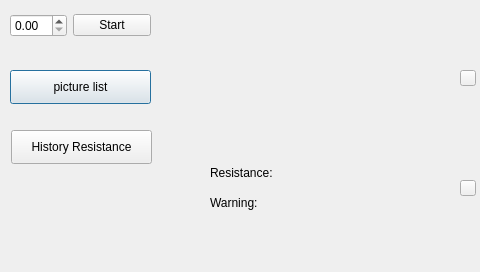
SuperbusyMuxiaolin/exp, file qt1.ui: the form before one commit.
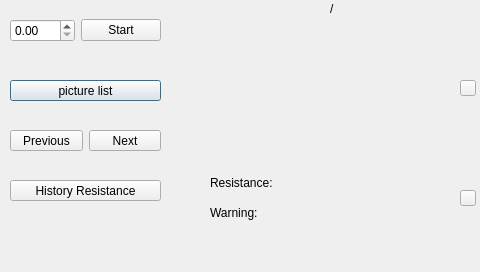
The form after the commit.

Commit message: 加入prev和next

```diff
--- a/qt1.ui
+++ b/qt1.ui
@@ -16,7 +16,7 @@
   <widget class="QLabel" name="lb_time">
    <property name="geometry">
     <rect>
-     <x>140</x>
+     <x>10</x>
      <y>220</y>
      <width>191</width>
      <height>20</height>
@@ -30,7 +30,7 @@
    <property name="geometry">
     <rect>
      <x>210</x>
-     <y>10</y>
+     <y>20</y>
      <width>241</width>
      <height>131</height>
     </rect>
@@ -43,9 +43,9 @@
    <property name="geometry">
     <rect>
      <x>10</x>
-     <y>70</y>
-     <width>141</width>
-     <height>34</height>
+     <y>80</y>
+     <width>151</width>
+     <height>21</height>
     </rect>
    </property>
    <property name="text">
@@ -55,10 +55,10 @@
   <widget class="QPushButton" name="ResistorButton">
    <property name="geometry">
     <rect>
-     <x>11</x>
-     <y>130</y>
-     <width>141</width>
-     <height>34</height>
+     <x>10</x>
+     <y>180</y>
+     <width>151</width>
+     <height>21</height>
     </rect>
    </property>
    <property name="text">
@@ -70,8 +70,8 @@
     <rect>
      <x>10</x>
      <y>10</y>
-     <width>141</width>
-     <height>31</height>
+     <width>151</width>
+     <height>41</height>
     </rect>
    </property>
    <layout class="QHBoxLayout" name="horizontalLayout">
@@ -95,7 +95,7 @@
    <property name="geometry">
     <rect>
      <x>210</x>
-     <y>160</y>
+     <y>170</y>
      <width>241</width>
      <height>55</height>
     </rect>
@@ -143,7 +143,7 @@
    <property name="geometry">
     <rect>
      <x>460</x>
-     <y>70</y>
+     <y>80</y>
      <width>16</width>
      <height>16</height>
     </rect>
@@ -163,7 +163,7 @@
    <property name="geometry">
     <rect>
      <x>460</x>
-     <y>180</y>
+     <y>190</y>
      <width>16</width>
      <height>16</height>
     </rect>
@@ -172,6 +172,71 @@
     <string/>
    </property>
   </widget>
+  <widget class="QLabel" name="label">
+   <property name="geometry">
+    <rect>
+     <x>330</x>
+     <y>0</y>
+     <width>16</width>
+     <height>18</height>
+    </rect>
+   </property>
+   <property name="text">
+    <string>/</string>
+   </property>
+  </widget>
+  <widget class="QLabel" name="lb_sum">
+   <property name="geometry">
+    <rect>
+     <x>340</x>
+     <y>0</y>
+     <width>20</width>
+     <height>20</height>
+    </rect>
+   </property>
+   <property name="text">
+    <string/>
+   </property>
+  </widget>
+  <widget class="QLabel" name="lb_num">
+   <property name="geometry">
+    <rect>
+     <x>300</x>
+     <y>0</y>
+     <width>20</width>
+     <height>20</height>
+    </rect>
+   </property>
+   <property name="text">
+    <string/>
+   </property>
+  </widget>
+  <widget class="QWidget" name="">
+   <property name="geometry">
+    <rect>
+     <x>10</x>
+     <y>130</y>
+     <width>151</width>
+     <height>21</height>
+    </rect>
+   </property>
+   <layout class="QHBoxLayout" name="horizontalLayout_3">
+    <item>
+     <widget class="QPushButton" name="pb_previous">
+      <property name="text">
+       <string>Previous</string>
+      </property>
+     </widget>
+    </item>
+    <item>
+     <widget class="QPushButton" name="pb_next">
+      <property name="text">
+       <string>Next</string>
+      </property>
+     </widget>
+    </item>
+   </layout>
+  </widget>
  </widget>
  <resources/>
  <connections/>
```
The commit also changes 6 other files.
